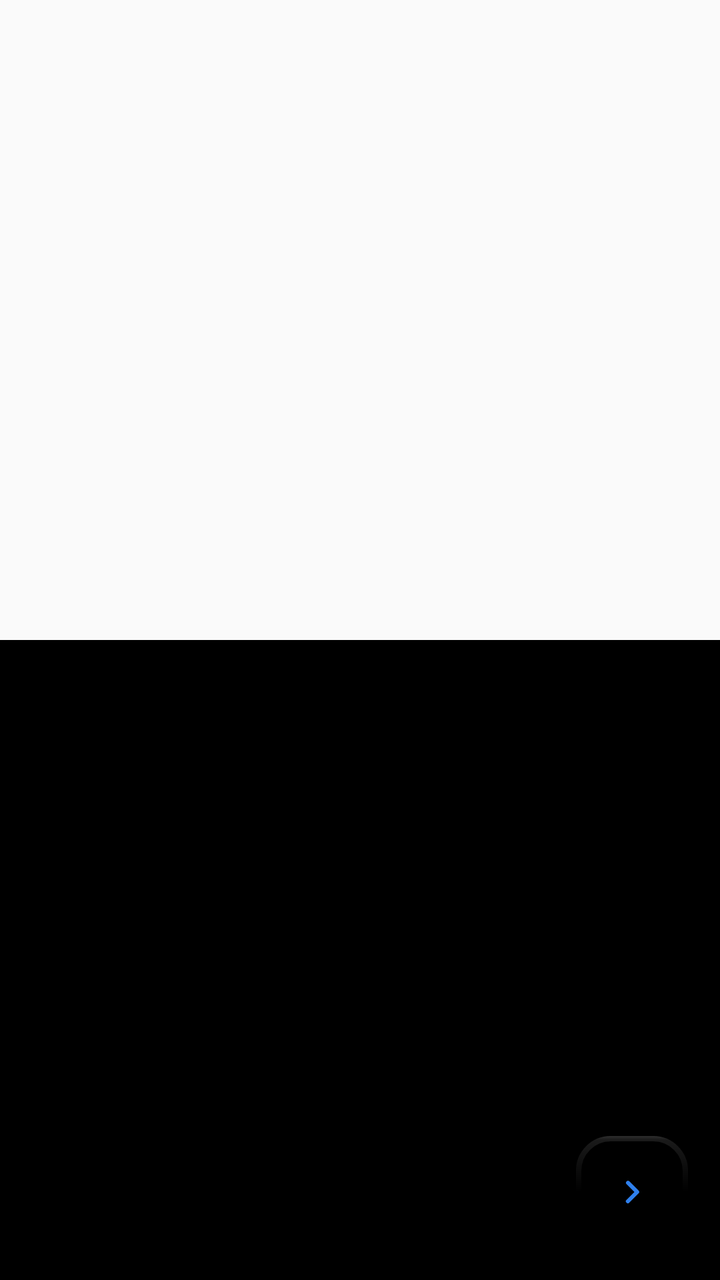
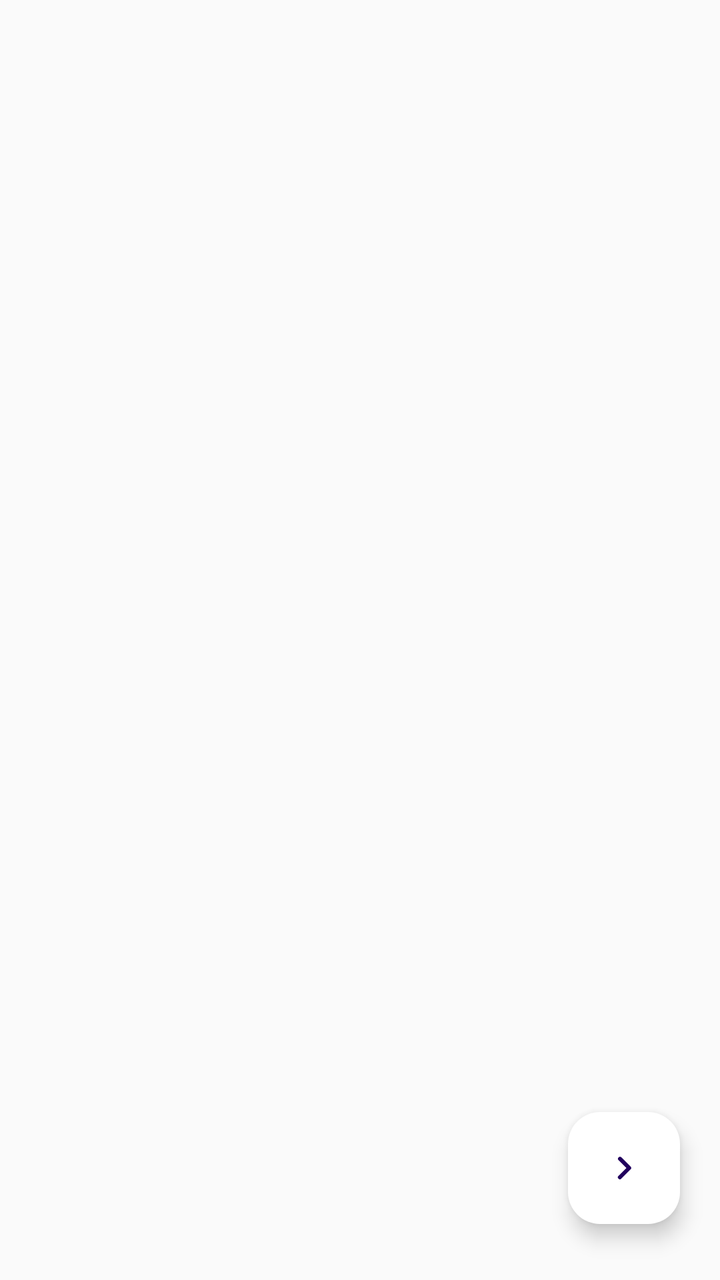

Screens rendered from an Android XML layout before and after an edit, with the pre-edit source and the edit as a unified diff.
<!-- AndroidManifest.xml: application theme Theme.PresentationCard -->
<!-- res/layout/activity_about.xml -->
<?xml version="1.0" encoding="utf-8"?>
<androidx.constraintlayout.widget.ConstraintLayout xmlns:android="http://schemas.android.com/apk/res/android"
    xmlns:app="http://schemas.android.com/apk/res-auto"
    xmlns:tools="http://schemas.android.com/tools"
    android:id="@+id/main"
    android:layout_width="match_parent"
    android:layout_height="match_parent"
    tools:context=".activities.AboutActivity">

    <LinearLayout
        android:layout_width="match_parent"
        android:layout_height="match_parent"
        android:orientation="vertical"
        android:weightSum="2">

        <androidx.viewpager2.widget.ViewPager2
            android:layout_width="0dp"
            android:layout_height="0dp"
            android:layout_weight="1"
            android:background="@color/primary"
            app:layout_constraintEnd_toEndOf="parent"
            app:layout_constraintStart_toStartOf="parent"
            app:layout_constraintTop_toTopOf="parent" />

        <androidx.constraintlayout.widget.ConstraintLayout
            android:layout_width="match_parent"
            android:layout_height="0dp"
            android:layout_weight="1"
            android:background="@color/black">

            <TextView
                android:id="@+id/tvAbout"
                android:layout_width="0dp"
                android:layout_height="0dp"
                app:layout_constraintBottom_toTopOf="@+id/fabNext"
                app:layout_constraintEnd_toEndOf="parent"
                app:layout_constraintStart_toStartOf="parent"
                app:layout_constraintTop_toTopOf="parent" />

            <com.google.android.material.floatingactionbutton.FloatingActionButton
                android:id="@+id/fabNext"
                style="@style/FloatingActionButton"
                android:layout_width="wrap_content"
                android:layout_height="wrap_content"
                app:layout_constraintBottom_toBottomOf="parent"
                app:layout_constraintEnd_toEndOf="parent" />


        </androidx.constraintlayout.widget.ConstraintLayout>


    </LinearLayout>

</androidx.constraintlayout.widget.ConstraintLayout>
<!-- resources referenced by this layout -->
<resources>
  <color name="black">#000000</color>
  <color name="primary">#2F80ED</color>
  <style name="FloatingActionButton" parent="Theme.Material3.DayNight.NoActionBar">
          <item name="backgroundTint">@color/transparent</item>
          <item name="tint">@color/primary</item>
          <item name="android:layout_margin">16dp</item>
          <item name="srcCompat">@drawable/ic_next</item>
          <item name="borderWidth">2dp</item>
      </style>
  <style name="Theme.PresentationCard" parent="Theme.Material3.DayNight.NoActionBar">
          
          <item name="colorPrimary">@color/primary</item>
          <item name="colorPrimaryVariant">@color/primaryVariant</item>
          <item name="colorOnPrimary">@color/onPrimary</item>
  
          
          <item name="colorSecondary">@color/secondary</item>
          <item name="colorSecondaryVariant">@color/secondaryVariant</item>
          <item name="colorOnSecondary">@color/onSecondary</item>
  
          
          <item name="android:colorBackground">@color/background_light</item>
          <item name="android:textColor">@color/onBackground_light</item>
  
          
          <item name="android:statusBarColor">?attr/colorPrimaryVariant</item>
          <item name="android:windowLightStatusBar">true</item>
  
          
          <item name="colorControlNormal">@color/black</item>
      </style>
  <color name="transparent">#00000000</color>
  <!-- drawable ic_next (drawable) -->
  <?xml version="1.0" encoding="utf-8"?>
  <vector xmlns:android="http://schemas.android.com/apk/res/android"
      android:width="24dp"
      android:height="24dp"
      android:viewportWidth="24"
      android:viewportHeight="24">
      <path
          android:fillColor="@color/primary"
          android:pathData="M9.29,6.71a1,1 0 0,0 0,1.41L13.17,12l-3.88,3.88a1,1 0 1,0 1.41,1.41l4.59,-4.59a1,1 0 0,0 0,-1.41l-4.59,-4.59a1,1 0 0,0 -1.41,0z" />
  </vector>
  <color name="primaryVariant">#1C3FAA</color>
  <color name="onPrimary">#FFFFFF</color>
  <color name="secondary">#FF6F61</color>
  <color name="secondaryVariant">#D64C3B</color>
  <color name="onSecondary">#FFFFFF</color>
  <color name="background_light">#FAFAFA</color>
  <color name="onBackground_light">#000000</color>
</resources>

<!-- the commit's change to res/layout/activity_about.xml (unified diff, before → after) -->
@@ -7,48 +7,34 @@
     android:layout_height="match_parent"
     tools:context=".activities.AboutActivity">
 
-    <LinearLayout
-        android:layout_width="match_parent"
-        android:layout_height="match_parent"
-        android:orientation="vertical"
-        android:weightSum="2">
 
-        <androidx.viewpager2.widget.ViewPager2
-            android:layout_width="0dp"
-            android:layout_height="0dp"
-            android:layout_weight="1"
-            android:background="@color/primary"
-            app:layout_constraintEnd_toEndOf="parent"
-            app:layout_constraintStart_toStartOf="parent"
-            app:layout_constraintTop_toTopOf="parent" />
-
-        <androidx.constraintlayout.widget.ConstraintLayout
-            android:layout_width="match_parent"
-            android:layout_height="0dp"
-            android:layout_weight="1"
-            android:background="@color/black">
-
-            <TextView
-                android:id="@+id/tvAbout"
-                android:layout_width="0dp"
-                android:layout_height="0dp"
-                app:layout_constraintBottom_toTopOf="@+id/fabNext"
-                app:layout_constraintEnd_toEndOf="parent"
-                app:layout_constraintStart_toStartOf="parent"
-                app:layout_constraintTop_toTopOf="parent" />
-
-            <com.google.android.material.floatingactionbutton.FloatingActionButton
-                android:id="@+id/fabNext"
-                style="@style/FloatingActionButton"
-                android:layout_width="wrap_content"
-                android:layout_height="wrap_content"
-                app:layout_constraintBottom_toBottomOf="parent"
-                app:layout_constraintEnd_toEndOf="parent" />
+    <androidx.viewpager2.widget.ViewPager2
+        android:id="@+id/vpAbout"
+        android:layout_width="0dp"
+        android:layout_height="0dp"
+        android:paddingStart="20dp"
+        android:layout_marginTop="60dp"
+        android:paddingEnd="20dp"
+        android:layout_marginBottom="60dp"
+        app:layout_constraintBottom_toBottomOf="parent"
+        app:layout_constraintBottom_toTopOf="@+id/fabNext"
+        app:layout_constraintEnd_toEndOf="parent"
+        app:layout_constraintStart_toStartOf="parent"
+        app:layout_constraintTop_toTopOf="parent" />
 
 
-        </androidx.constraintlayout.widget.ConstraintLayout>
+    <com.google.android.material.floatingactionbutton.FloatingActionButton
+        android:id="@+id/fabNext"
+        android:layout_width="wrap_content"
+        android:layout_height="wrap_content"
+        android:layout_marginEnd="20dp"
+        android:layout_marginBottom="28dp"
+        android:src="@drawable/ic_next"
+        android:tint="@color/primary"
+        app:rippleColor="@color/primary"
+        app:backgroundTint="@color/onPrimary"
+        app:layout_constraintBottom_toBottomOf="parent"
+        app:layout_constraintEnd_toEndOf="parent" />
 
 
-    </LinearLayout>
-
 </androidx.constraintlayout.widget.ConstraintLayout>
<!-- resource entries referenced after the edit -->
@@ -2,13 +2,6 @@
 <resources>
   <color name="black">#000000</color>
   <color name="primary">#2F80ED</color>
-  <style name="FloatingActionButton" parent="Theme.Material3.DayNight.NoActionBar">
-          <item name="backgroundTint">@color/transparent</item>
-          <item name="tint">@color/primary</item>
-          <item name="android:layout_margin">16dp</item>
-          <item name="srcCompat">@drawable/ic_next</item>
-          <item name="borderWidth">2dp</item>
-      </style>
   <style name="Theme.PresentationCard" parent="Theme.Material3.DayNight.NoActionBar">
           
           <item name="colorPrimary">@color/primary</item>
@@ -31,7 +24,6 @@
           
           <item name="colorControlNormal">@color/black</item>
       </style>
-  <color name="transparent">#00000000</color>
   <!-- drawable ic_next (drawable) -->
   <?xml version="1.0" encoding="utf-8"?>
   <vector xmlns:android="http://schemas.android.com/apk/res/android"
